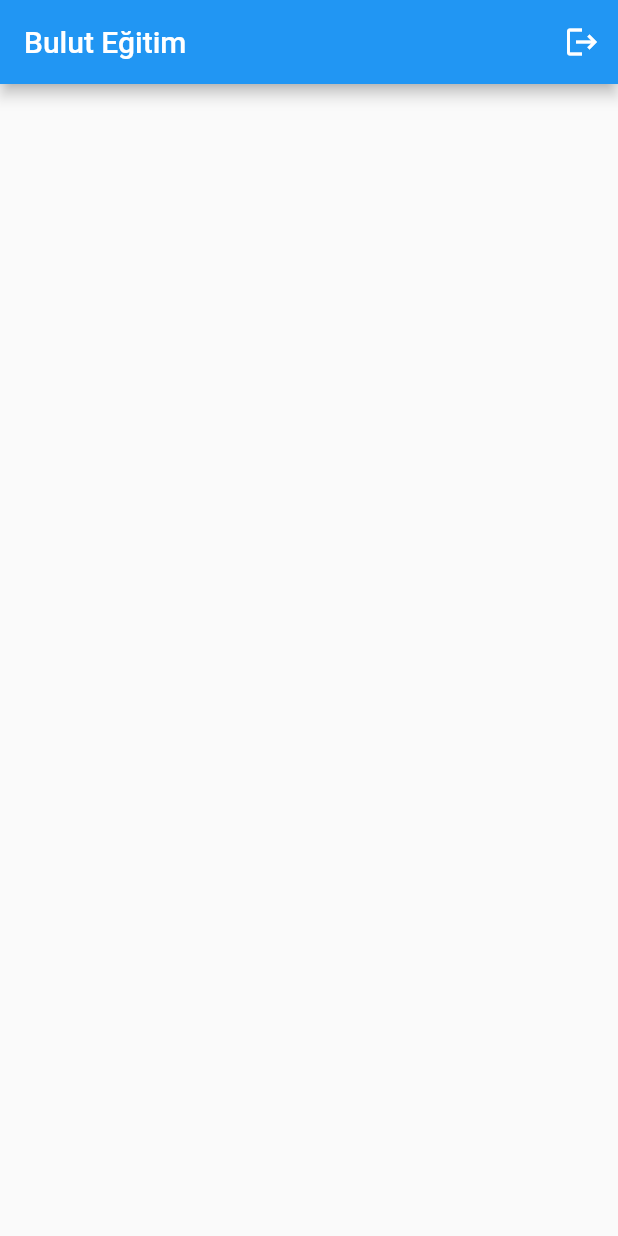
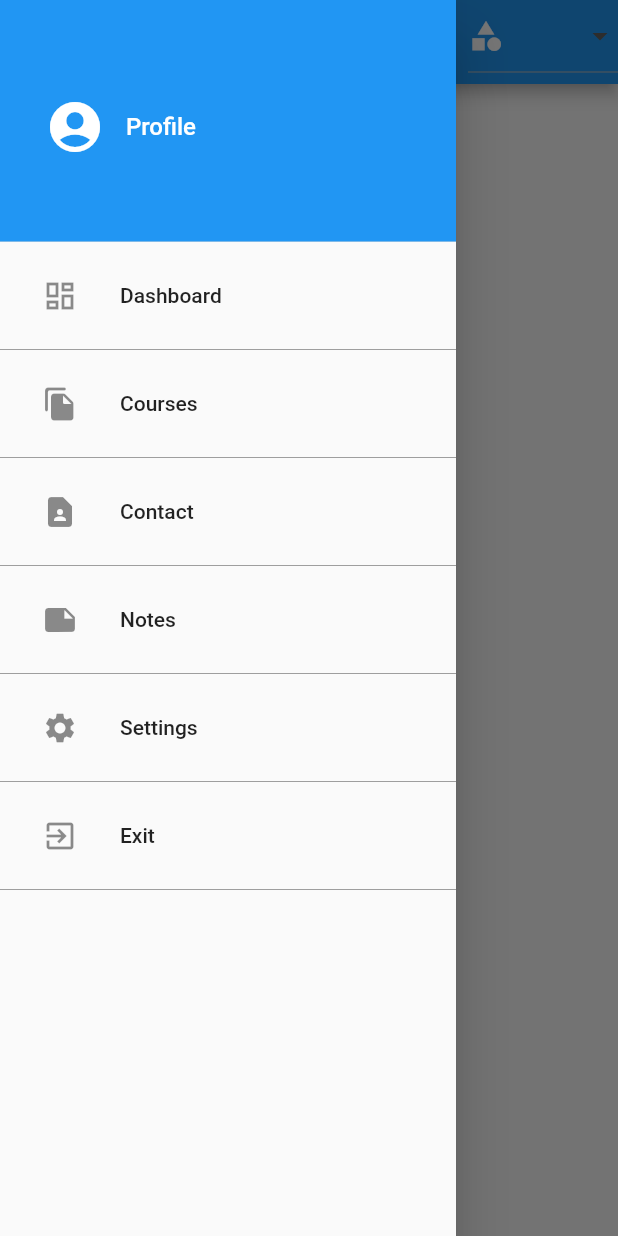
Before and after one commit to melikegoncu/bulutegitim, a Flutter app: the Home screen opened directly, with the side drawer open (before the commit the screen has no drawer), on a phone screen of 412 x 824 dp. Run offline on Flutter 3.47's test engine with Material 2 defaults, Android fonts, the phone set to English and light mode, and no system bars; our stand-ins replace easy_sidemenu, firebase_auth, firebase_core; accounts and stored records are empty.

Commit message:
drawer menu added

```diff
--- a/lib/screens/home/home_mobile.dart
+++ b/lib/screens/home/home_mobile.dart
@@ -1,6 +1,8 @@
 import 'package:bulutegitim/screens/wrapper.dart';
 import 'package:flutter/material.dart';
 import 'package:firebase_auth/firebase_auth.dart';
+
+import '../pages/drawer.dart';
 
 class Home extends StatefulWidget {
   const Home({ Key? key }) : super(key: key);
@@ -11,26 +13,62 @@ class Home extends StatefulWidget {
 
 class _HomeState extends State<Home> {
   final auth = FirebaseAuth.instance;
+  String? _value;
 
   @override
   Widget build(BuildContext context) {
+  var screenSize = MediaQuery.of(context).size;
+
     return Scaffold(
-      appBar: AppBar(title: const Text("Bulut Eğitim"),
-      actions: <Widget>[
-    IconButton(
-      icon: const Icon(
-        Icons.logout,
-        color: Colors.white,
-      ),
-      onPressed: () {
-        auth.signOut();
-          Navigator.of(context).pushReplacement(MaterialPageRoute(builder: (context)=> const Wrapper()));
-        // do something
-      },
-    )
-  ],
-      ),
-      body: Column(),
+        appBar: AppBar(
+          title: const Text("Bulut Eğitim"),
+          actions: [
+            SizedBox(
+              width: 100,
+              child: DropdownButton<String>(//scroll ekle
+                isExpanded: true,
+                      hint:const Icon(Icons.category)/* Text("Choose an item") */,
+                    value: _value,
+                    items: const <DropdownMenuItem<String>>[
+                      DropdownMenuItem(
+              child:  Text('Categories'),
+              value: 'Categories',
+                      ),
+                       DropdownMenuItem(
+              child:  Text('Amazon Web Services'),
+              value: 'AWS',
+                      ),
+                       DropdownMenuItem(
+              child:  Text('Microsoft Azure'),
+              value: 'MicrosoftAzure',
+                      ), DropdownMenuItem(
+              child:  Text('Google Cloud Platform'),
+              value: 'GoogleCloudPlatform',
+                      ), DropdownMenuItem(
+              child: Text('Alibaba Cloud'),
+              value: 'AlibabaCloud',
+                      ), DropdownMenuItem(
+              child: Text('Big Data'),
+              value: 'BigData',
+                      ), DropdownMenuItem(
+              child: Text('Business Management'),
+              value: 'BusinessManagement',
+                      ), DropdownMenuItem(
+              child: Text('Cloud Computing Fundamentals'),
+              value: 'CloudComputingFundamentals',
+                      ),
+                    ],
+                    onChanged: (String? value) {
+                      setState(() => _value = value);
+                    },
+                  ),
+            ),
+          ],
+        ),
+        body: Center(
+            child: Center(child: Text("Anasayfa"))
+        ),
+        drawer: NavDrawer()
     );/*Container(
     decoration: const BoxDecoration(
         image: DecorationImage(
--- /dev/null
+++ b/lib/screens/pages/drawer.dart
@@ -0,0 +1,141 @@
+import 'package:flutter/material.dart';
+
+class NavDrawer extends StatelessWidget {
+  @override
+  Widget build(BuildContext context) {
+    return Drawer(
+      child:ListView(
+        children: [
+          DrawerHeader(
+            decoration: BoxDecoration(
+              color: Colors.blue,
+            ),
+            child: Center(
+              child: Row(
+                children: [
+                  Expanded(
+                    child: Icon(Icons.account_circle, color: Colors.white,size: 40,),
+                    flex: 2,
+                  ),
+                  Expanded(
+                    flex: 6,
+                    child: Text(
+                      "Profile",
+                      style: TextStyle(
+                        color: Colors.white,
+                        fontSize: 16,
+                      ),
+                    ),
+                  ),
+                ],
+              ),
+            ),
+          ),
+          ListTile(
+            title: Text("Dashboard"),
+            leading: IconButton(
+              icon: Icon(Icons.dashboard_outlined),
+              onPressed: () {
+                Navigator.of(context).pop();
+              },
+            ),
+            onTap: ()
+            {
+              /*Navigator.of(context).pop();
+               Navigator.of(context).push(MaterialPageRoute(
+                  builder: (BuildContext context) => MyHomePage())); */
+            },
+          ),
+          Divider(
+            color: Colors.grey,
+          ),
+          ListTile(
+            title: Text("Courses"),
+            leading: IconButton(
+              icon: Icon(Icons.file_copy_rounded),
+              onPressed: () {
+              },
+            ),
+            onTap: ()
+            {
+              /*Navigator.of(context).pop();
+               Navigator.of(context).push(MaterialPageRoute(
+                  builder: (BuildContext context) => profile())); */
+            },
+          ),
+          Divider(
+            color: Colors.grey,
+          ),
+          ListTile(
+            title: Text("Contact"),
+            leading: IconButton(
+              icon: Icon(Icons.contact_page),
+              onPressed: () {
+              },
+            ),
+            onTap: ()
+             {
+              /* Navigator.of(context).pop();
+              Navigator.of(context).push(MaterialPageRoute(
+                    builder: (BuildContext context) => contact())); */
+              },
+          ),
+            Divider(
+            color: Colors.grey,
+          ),
+          ListTile(
+            title: Text("Notes"),
+            leading: IconButton(
+              icon: Icon(Icons.note),
+              onPressed: () {
+              },
+            ),
+            onTap: ()
+             {
+              /* Navigator.of(context).pop();
+              Navigator.of(context).push(MaterialPageRoute(
+                    builder: (BuildContext context) => contact())); */
+              },
+          ),
+            Divider(
+            color: Colors.grey,
+          ),
+          ListTile(
+            title: Text("Settings"),
+            leading: IconButton(
+              icon: Icon(Icons.settings),
+              onPressed: () {
+              },
+            ),
+            onTap: ()
+             {
+              /* Navigator.of(context).pop();
+              Navigator.of(context).push(MaterialPageRoute(
+                    builder: (BuildContext context) => contact())); */
+              },
+          ),
+            Divider(
+            color: Colors.grey,
+          ),
+          ListTile(
+            title: Text("Exit"),
+            leading: IconButton(
+              icon: Icon(Icons.exit_to_app),
+              onPressed: () {
+              },
+            ),
+            onTap: ()
+             {
+              /* Navigator.of(context).pop();
+              Navigator.of(context).push(MaterialPageRoute(
+                    builder: (BuildContext context) => contact())); */
+              },
+          ),
+            Divider(
+            color: Colors.grey,
+          ),
+        ],
+      ) ,
+    );
+  }
+}
--- a/pubspec.yaml
+++ b/pubspec.yaml
@@ -52,6 +52,7 @@ dev_dependencies:
   firebase_core: ^1.14.1
   foundation_flutter: ^0.2.0
   rflutter_alert: ^2.0.4
+  easy_sidemenu: ^0.2.1
 
 
 # For information on the generic Dart part of this file, see the
```
Also changed, not shown: lib/screens/home/home_web.dart (+106 -17 lines), lib/screens/pages/main_home_web.dart (added, +232 -0 lines), pubspec.lock.
